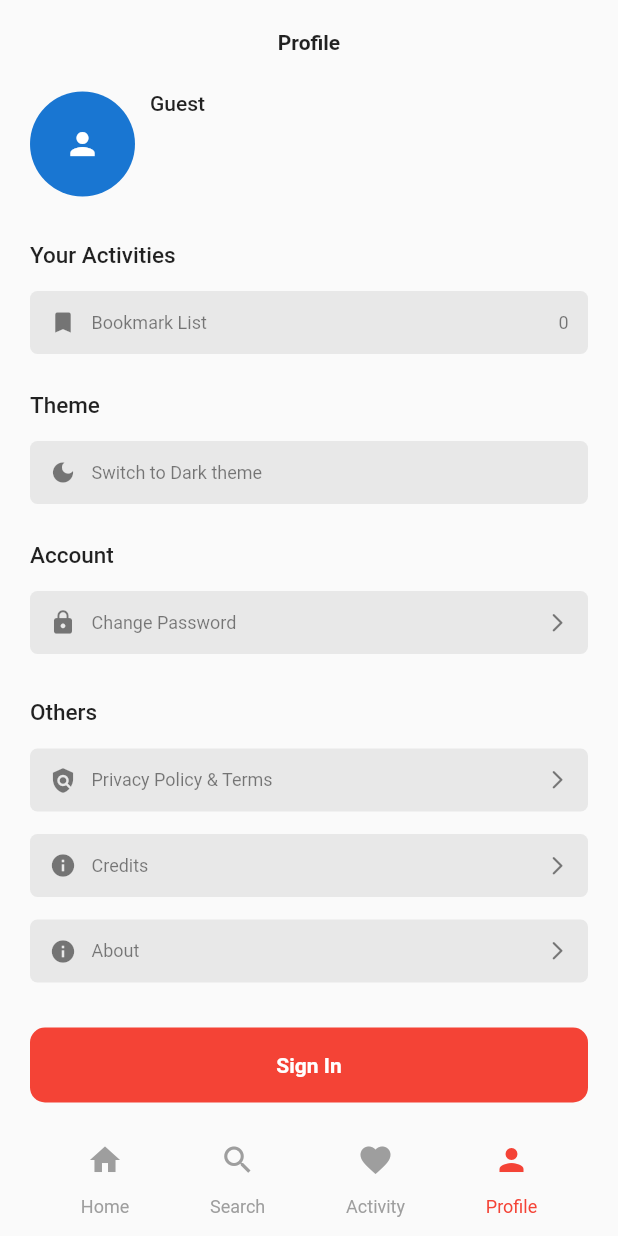
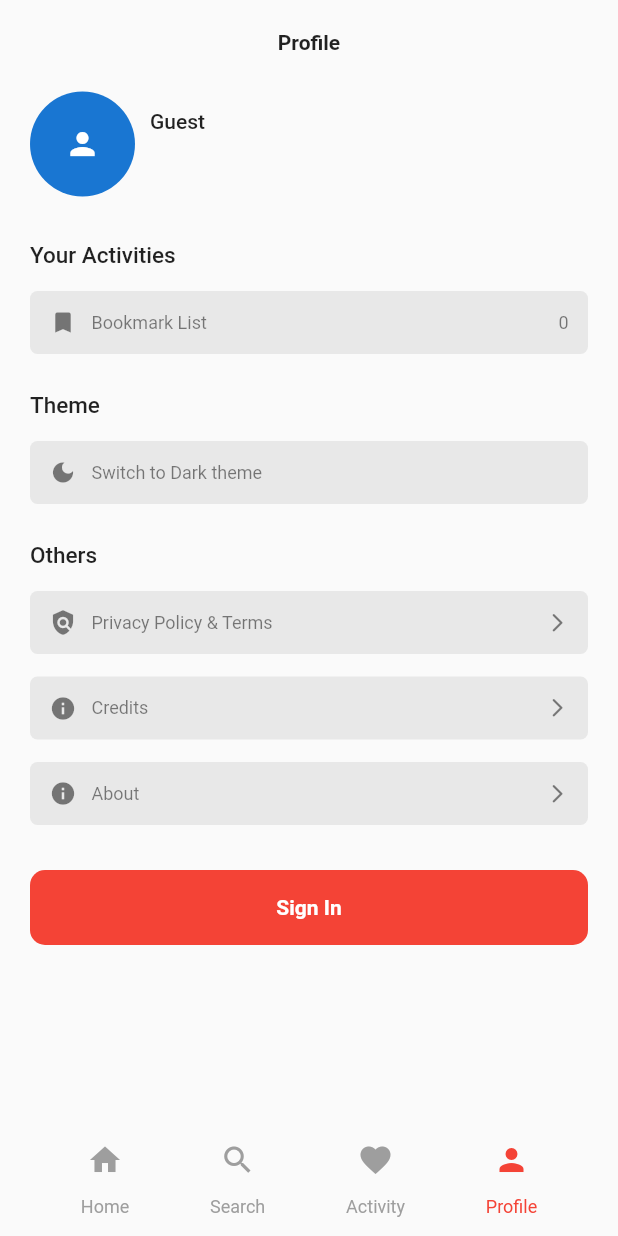
Before and after one commit to sivaprasadnk/moviezapp, a Flutter app: the HomeScreenMobile screen opened by its route, item 4 of the bottom bar chosen, on a phone screen of 412 x 824 dp. Run offline on Flutter 3.47's test engine with Material 2 defaults, Android fonts, the phone set to English and light mode, and no system bars; our stand-ins replace cached_network_image, cloud_firestore, connectivity_plus, firebase_auth, firebase_core, flutter_carousel_widget and 7 more; missing offline and left inert: googleapis, in_app_update, store_redirect; accounts and stored records are empty; network calls fail.

Commit message:
reset password correction

```diff
--- a/lib/utils/string.constants.dart
+++ b/lib/utils/string.constants.dart
@@ -4,6 +4,7 @@ const String kDisplayName = 'displayName';
 const String kBookMarkedMovieIdList = 'bookMarkedMovieIdList';
 const String kBookMarkedShowIdList = 'bookMarkedShowIdList';
 const String kCreatedDateTime = 'createdDateTime';
+const String kAccountType = 'accountType';
 const String kMoviesCollection = 'movies';
 const String kTvShowsCollection = 'tvShows';
 const String kUsersCollection = 'users';
--- a/lib/views/common/auth/sign.in/forgot.password.screen.dart
+++ b/lib/views/common/auth/sign.in/forgot.password.screen.dart
@@ -1,4 +1,5 @@
 import 'package:flutter/material.dart';
+import 'package:moviezapp/utils/dialogs.dart';
 import 'package:moviezapp/utils/extensions/build.context.extension.dart';
 import 'package:moviezapp/views/common/auth/sign.up/widgets/custom.decoration.dart';
 import 'package:moviezapp/views/common/common.button.dart';
@@ -88,7 +89,7 @@ class _ForgotPasswordScreenState extends State<ForgotPasswordScreen> {
 
   validateAndProceed() async {
     _formKey.currentState!.save();
-    // Dialogs.showLoader(context: context);
+    Dialogs.showLoader(context: context);
 
     await context.authProvider.resetPassword(
       email,
--- a/lib/views/common/movie.card.dart
+++ b/lib/views/common/movie.card.dart
@@ -37,7 +37,6 @@ class MovieCard extends StatefulWidget {
   final double imageHeight;
   final double imageWidth;
   final bool withSize;
-  // final double voteAverage;
 
   @override
   State<MovieCard> createState() => _MovieCardState();
@@ -88,7 +87,6 @@ class _MovieCardState extends State<MovieCard> {
             if (widget.isMovie) {
               debugPrint('id :: ${widget.id}');
               provider.getMovieDetails(widget.id).then((value) {
-                // context.pop();
                 Navigator.pushNamed(
                   context,
                   MovieDetailsScreenWeb.routeName,
--- a/lib/views/mobile/home/page/movie.list/details/movie.details.screen.dart
+++ b/lib/views/mobile/home/page/movie.list/details/movie.details.screen.dart
@@ -112,10 +112,14 @@ class _MovieDetailsScreenState extends State<MovieDetailsScreen> {
                                   )
                                 : const SizedBox.shrink(),
                           ),
+                          if (!provider.videosLoading)
+                            if (provider.videoList.isNotEmpty)
                           const SizedBox(height: 40),
                           if (!provider.videosLoading)
                             if (provider.videoList.isNotEmpty)
                               const SectionTitle(title: 'Related Videos'),
+                          if (!provider.videosLoading)
+                            if (provider.videoList.isNotEmpty)
                           const SizedBox(height: 20),
                           AnimatedSwitcher(
                             duration: const Duration(
--- a/lib/views/mobile/home/page/profile/profile.screen.dart
+++ b/lib/views/mobile/home/page/profile/profile.screen.dart
@@ -59,13 +59,13 @@ class _ProfileScreenState extends State<ProfileScreen> {
               );
             }),
             const SizedBox(height: 25),
-            const ProfileSectionTitle(title: 'Account'),
-            const SizedBox(height: 15),
-            const ProfileMenuCard(
-              title: 'Change Password',
-              icon: Icons.lock,
-            ),
-            const SizedBox(height: 30),
+            // const ProfileSectionTitle(title: 'Account'),
+            // const SizedBox(height: 15),
+            // const ProfileMenuCard(
+            //   title: 'Change Password',
+            //   icon: Icons.lock,
+            // ),
+            // const SizedBox(height: 30),
             const ProfileSectionTitle(title: 'Others'),
             const SizedBox(height: 15),
             ProfileMenuCard(
--- a/lib/views/mobile/home/page/profile/widgets/profile.details.dart
+++ b/lib/views/mobile/home/page/profile/widgets/profile.details.dart
@@ -1,7 +1,7 @@
 import 'package:firebase_auth/firebase_auth.dart';
 import 'package:flutter/material.dart';
+import 'package:moviezapp/utils/extensions/build.context.extension.dart';
 
-import 'edit.icon.dart';
 
 class ProfileDetails extends StatelessWidget {
   const ProfileDetails({
@@ -25,6 +25,8 @@ class ProfileDetails extends StatelessWidget {
             borderRadius: BorderRadius.circular(50),
             child: Image.network(
               user.photoURL!,
+              height: 80,
+              width: 80,
               errorBuilder: (context, error, stackTrace) {
                 return const Icon(Icons.error);
               },
@@ -41,7 +43,10 @@ class ProfileDetails extends StatelessWidget {
         Column(
           crossAxisAlignment: CrossAxisAlignment.start,
           mainAxisSize: MainAxisSize.min,
+          mainAxisAlignment: MainAxisAlignment.center,
           children: [
+            const SizedBox(height: 12),
+
             !isGuest
                 ? Text(
                     user != null && user.displayName != null
@@ -61,39 +66,16 @@ class ProfileDetails extends StatelessWidget {
             if (!isGuest)
               Text(
                 user!.email!,
-                style: const TextStyle(
-                    fontWeight: FontWeight.w200, color: Colors.grey),
+                style: TextStyle(
+                  fontWeight: FontWeight.w200,
+                  color: context.highlightColor.withOpacity(0.85),
+                ),
               ),
             const SizedBox(height: 8),
-            if (!isGuest)
-              Container(
-                decoration: BoxDecoration(
-                  borderRadius: BorderRadius.circular(5),
-                  color: Colors.amber,
-                ),
-                padding:
-                    const EdgeInsets.symmetric(horizontal: 12, vertical: 5),
-                child: Row(
-                  mainAxisSize: MainAxisSize.min,
-                  children: const [
-                    Icon(
-                      Icons.person,
-                      size: 12,
-                    ),
-                    SizedBox(width: 8),
-                    Text(
-                      'Premium',
-                      style: TextStyle(
-                        fontSize: 10,
-                      ),
-                    ),
-                  ],
-                ),
-              )
+
           ],
         ),
         const Spacer(),
-        const EditIcon(),
       ],
     );
   }
--- a/pubspec.yaml
+++ b/pubspec.yaml
@@ -16,7 +16,7 @@ publish_to: 'none' # Remove this line if you wish to publish to pub.dev
 # https://developer.apple.com/library/archive/documentation/General/Reference/InfoPlistKeyReference/Articles/CoreFoundationKeys.html
 # In Windows, build-name is used as the major, minor, and patch parts
 # of the product and file versions while build-number is used as the build suffix.
-version: 1.0.0+13
+version: 1.0.0+14
 
 environment:
   sdk: '>=2.19.1 <3.0.0'
```
Also changed, not shown: lib/model/movie.details.dart (+30 -3 lines), lib/provider/auth.provider.dart (+29 -42 lines), lib/repo/auth/auth.repo.dart (+18 -24 lines), lib/repo/user/user.repo.dart (+17 -0 lines), lib/views/common/rating.progress.container.dart (+0 -17 lines).
